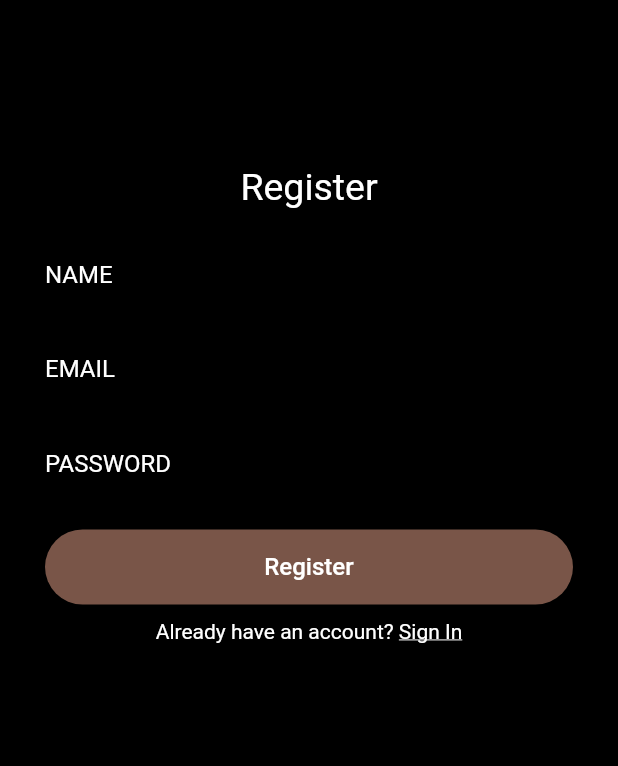
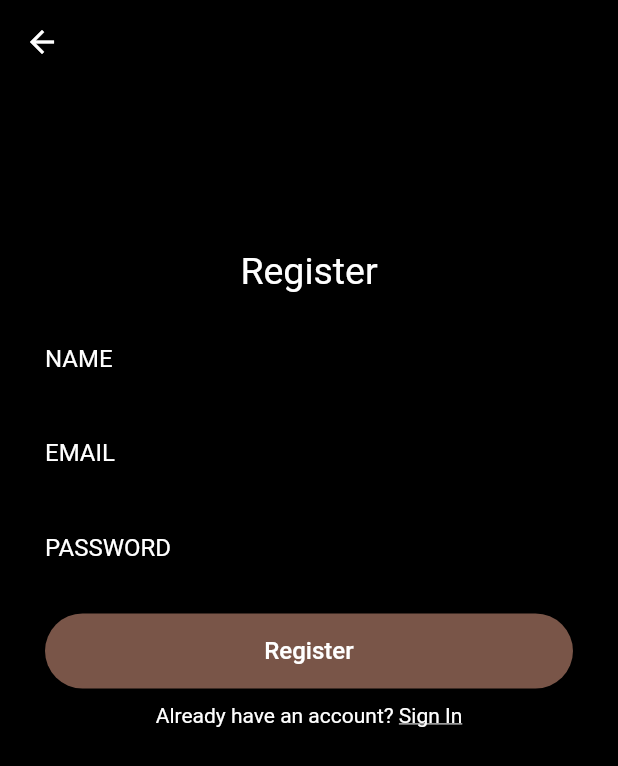
Before and after one commit to battletech45/BlackHole, a Flutter app: the RegisterPage screen opened directly, on a phone screen of 412 x 824 dp. Shown: the top 766 px of the screen. Run offline on Flutter 3.47's test engine with Material 2 defaults, Android fonts, the phone set to English and light mode, and no system bars; our stand-ins replace cloud_firestore, firebase_auth, firebase_core, shared_preferences, slider_button; accounts and stored records are empty.

Commit message:
Register Page updated

```diff
--- a/lib/RegisterPage.dart
+++ b/lib/RegisterPage.dart
@@ -1,4 +1,5 @@
 import 'package:black_hole/CenteralPage.dart';
+import 'package:black_hole/main.dart';
 import 'package:black_hole/src/Firebase_Functions.dart';
 import 'package:black_hole/src/helperFunctions.dart';
 import 'package:flutter/material.dart';
@@ -50,6 +51,15 @@ class _RegisterPageState extends State<RegisterPage> {
   @override
   Widget build(BuildContext context) {
     return Scaffold(
+      appBar: AppBar(
+        elevation: 0.0,
+        backgroundColor: Colors.black,
+        leading: IconButton(
+          icon: Icon(Icons.arrow_back, color: Colors.white),
+          onPressed: () => Navigator.of(context).pushReplacement(MaterialPageRoute(builder: (context) => MyApp())
+          ),
+        ),
+      ),
       body: Form(
           key: _formKey,
           child: Container(
```
